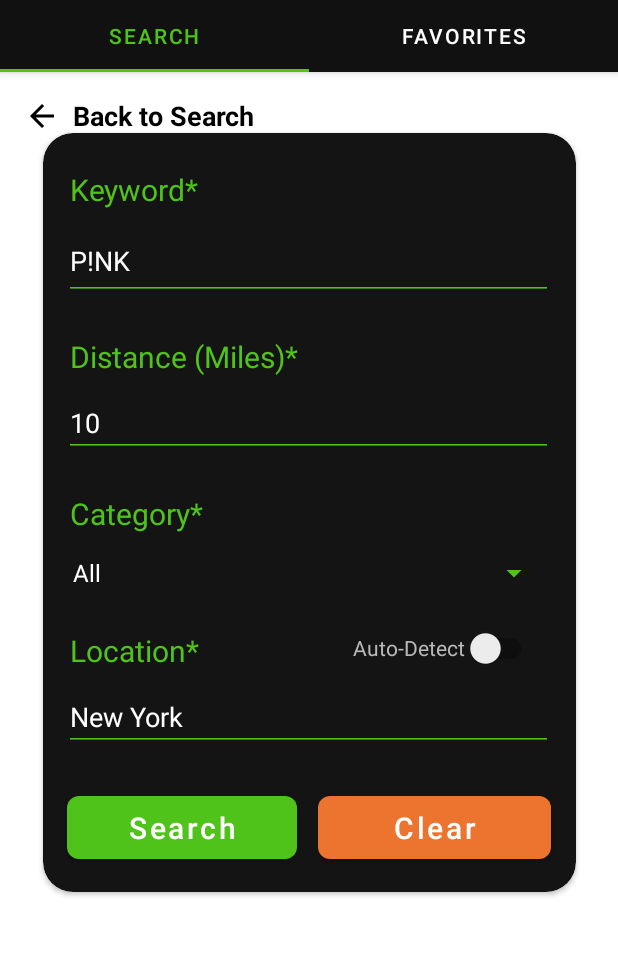
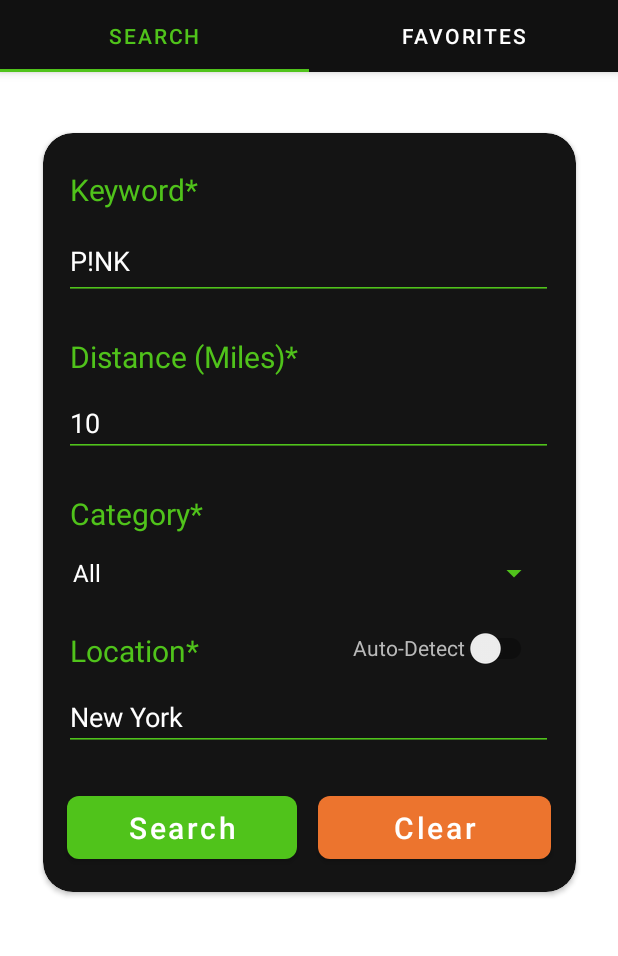
Before and after one commit to javy1022/javy1022.github.io, an Android app built with Jetpack Compose: the screen it shows after launch (MainActivity), on a phone screen of 412 x 824 dp, the part 89-1045 px from its top. Run offline under Robolectric (Android 15) with nearby library versions, the phone set to English and light mode, and no system bars; our stand-ins replace Volley.

```diff
--- a/HW9/app/src/main/res/layout/fragment_search.xml
+++ b/HW9/app/src/main/res/layout/fragment_search.xml
@@ -226,6 +226,7 @@
             android:layout_height="wrap_content"
             android:background="@android:color/transparent"
             android:src="@drawable/black_back_btn"
+            android:visibility="gone"
             app:layout_constraintBottom_toBottomOf="parent"
             app:layout_constraintEnd_toEndOf="parent"
             app:layout_constraintHorizontal_bias="0.041"
@@ -234,10 +235,11 @@
             app:layout_constraintVertical_bias="0.025" />
 
         <TextView
-            android:id="@+id/black_back_btn_text"
+            android:id="@+id/black_back_btn_prompt"
             android:layout_width="wrap_content"
             android:layout_height="wrap_content"
             android:text="Back to Search"
+            android:visibility="gone"
             android:textColor="@color/black"
             android:textSize="18sp"
             android:textStyle="bold"
```
Also changed, not shown: HW9/app/src/main/java/com/example/hw9/ui/main/SearchFragment.java (+41 -3 lines).
